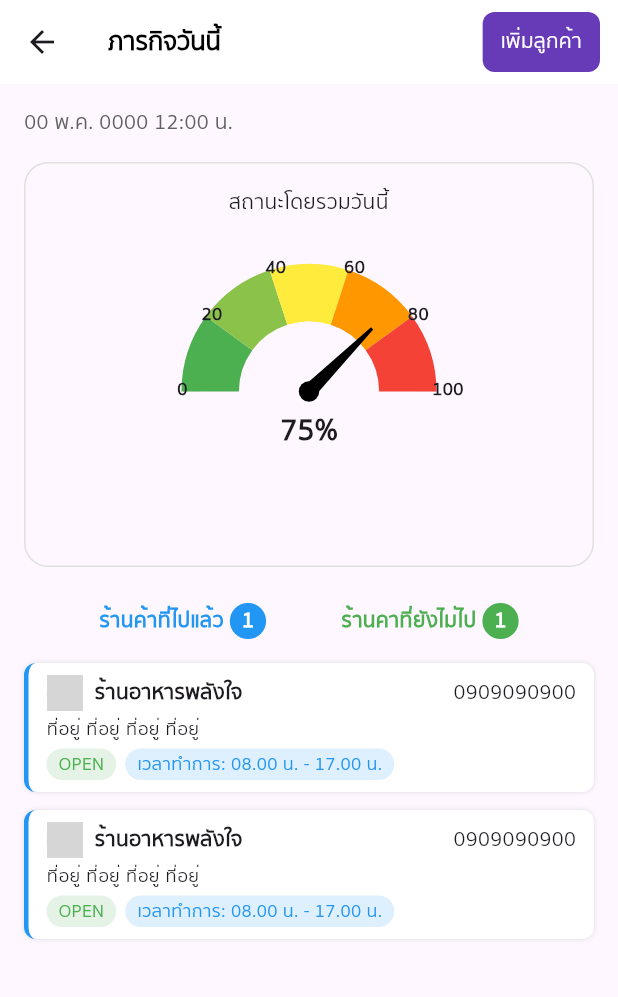
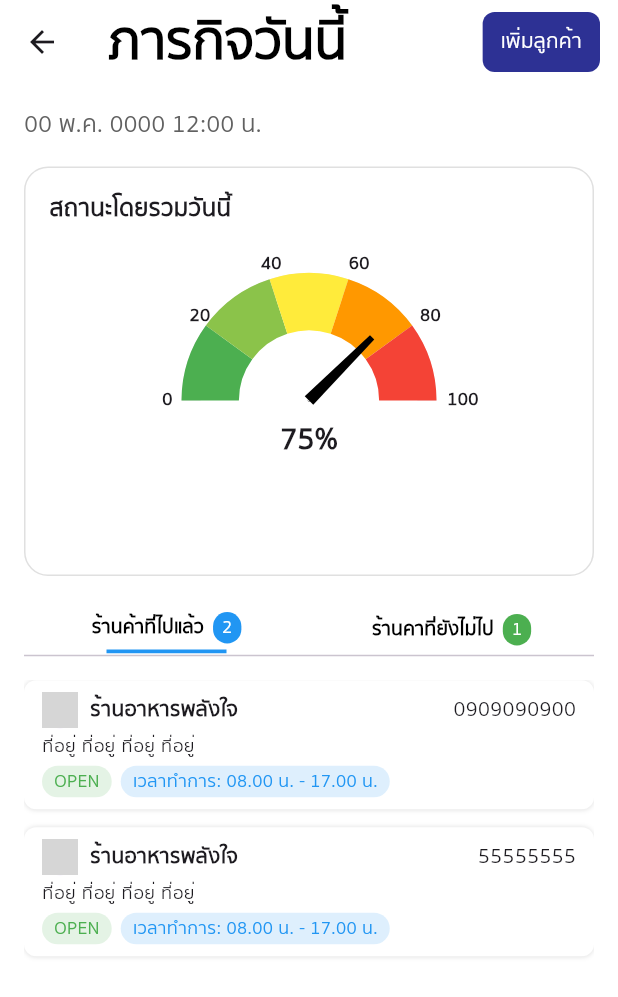
Before and after one commit to AshaTechCorporation/ksice, a Flutter app: the HomePage screen opened directly, on a phone screen of 412 x 824 dp. Shown: the top 997 px of the screen. Run offline on Flutter 3.47's test engine with Material 3 defaults, Android fonts, the phone set to English and light mode, and no system bars; drawn by our look-alikes of syncfusion_flutter_gauges; our stand-ins replace geolocator, google_maps_flutter, image_picker, shared_preferences; accounts and stored records are empty; network calls fail; grey boxes are pictures that could not be loaded.

Commit message:
edit homePage

```diff
--- a/lib/employee/home/homePage.dart
+++ b/lib/employee/home/homePage.dart
@@ -1,5 +1,6 @@
 import 'dart:math';
 import 'package:flutter/material.dart';
+import 'package:ksice/constants.dart';
 import 'package:ksice/employee/home/customerPage.dart';
 import 'package:syncfusion_flutter_gauges/gauges.dart';
 
@@ -10,100 +11,145 @@ class HomePage extends StatefulWidget {
   State<HomePage> createState() => _HomePageState();
 }
 
-class _HomePageState extends State<HomePage> {
+class _HomePageState extends State<HomePage> with TickerProviderStateMixin {
   final double progressValue = 75.0;
+  late TabController _tabController;
 
-  Widget _label(String text) {
-    return Text(
-      text,
-      style: const TextStyle(
-        fontSize: 12,
-        fontWeight: FontWeight.w500,
-        color: Colors.black87,
-      ),
-    );
+  @override
+  void initState() {
+    _tabController = TabController(length: 2, vsync: this);
+    super.initState();
   }
 
   @override
   Widget build(BuildContext context) {
-    final size = MediaQuery.of(context).size;
-
     return Scaffold(
+      backgroundColor: Colors.white,
       appBar: AppBar(
         backgroundColor: Colors.white,
         elevation: 0,
-        title: Text(
+        title: const Text(
           'ภารกิจวันนี้',
-          style: TextStyle(color: Colors.black, fontWeight: FontWeight.bold),
+          style: TextStyle(
+            color: Colors.black,
+            fontWeight: FontWeight.bold,
+            fontSize: 36,
+          ),
         ),
         actions: [
           TextButton(
             onPressed: () {
-              Navigator.push(context, MaterialPageRoute(builder: (context)=>CustomerPage()));
+              Navigator.push(context, MaterialPageRoute(builder: (_) => CustomerPage()));
             },
             style: TextButton.styleFrom(
-              backgroundColor: Colors.deepPurple,
-              shape: RoundedRectangleBorder(
-                borderRadius: BorderRadius.circular(8),
+              backgroundColor: buttonColor,
+              shape: RoundedRectangleBorder(borderRadius: BorderRadius.circular(8)),
             ),
+            child: const Text('เพิ่มลูกค้า', style: TextStyle(color: Colors.white)),
           ),
-            child: Text(
-              'เพิ่มลูกค้า',
-              style: TextStyle(color: Colors.white),
-            ),
-          ),
-          SizedBox(width: 12),
+          const SizedBox(width: 12),
         ],
       ),
       body: SingleChildScrollView(
-        padding: EdgeInsets.all(16),
+        padding: const EdgeInsets.all(16),
         child: Column(
+          crossAxisAlignment: CrossAxisAlignment.start,
           children: [
-            Align(
-              alignment: Alignment.centerLeft,
-              child: Text(
-                '00 พ.ค. 0000 12:00 น.',
-                style: TextStyle(color: Colors.grey[700]),
-              ),
-            ),
-            SizedBox(height: 16),
+            Text('00 พ.ค. 0000 12:00 น.', style: TextStyle(color: Colors.grey[700], fontSize: 16)),
+            const SizedBox(height: 16),
 
-            // 📊 กราฟ speed meter
+            // กราฟสถานะ
             Container(
               width: double.infinity,
-              padding: EdgeInsets.all(16),
+              padding: const EdgeInsets.all(16),
               decoration: BoxDecoration(
                 border: Border.all(color: Colors.grey.shade300),
                 borderRadius: BorderRadius.circular(16),
               ),
               child: Column(
+                crossAxisAlignment: CrossAxisAlignment.start,
                 children: [
-                  Text('สถานะโดยรวมวันนี้'),
-                  SizedBox(height: 16),
+                  const Text('สถานะโดยรวมวันนี้',
+                      style: TextStyle(fontWeight: FontWeight.bold, fontSize: 16)),
+                  const SizedBox(height: 16),
                   _buildGaugeWithLabels(),
                 ],
               ),
             ),
 
-            SizedBox(height: 24),
+            const SizedBox(height: 24),
 
-            // 🟣 สถานะร้านค้า
-            Row(
-              mainAxisAlignment: MainAxisAlignment.spaceEvenly,
+            // แท็บร้านค้า
+            Container(
+              decoration: BoxDecoration(
+                color: Colors.white,
+                borderRadius: BorderRadius.circular(30),
+              ),
+              child: TabBar(
+                controller: _tabController,
+                indicatorColor: Colors.transparent,
+                tabs: [
+                  _customTab(true, 'ร้านค้าที่ไปแล้ว', 2, Colors.blue),
+                  _customTab(false, 'ร้านคาที่ยังไม่ไป', 1, Colors.green),
+                ],
+                onTap: (_) {
+                  setState(() {});
+                },
+              ),
+            ),
+
+            const SizedBox(height: 16),
+
+            // ข้อมูลร้านค้า
+            SizedBox(
+              height: 400,
+              child: TabBarView(
+                controller: _tabController,
                 children: [
-                _buildStatus('ร้านค้าที่ไปแล้ว', 1, Colors.blue),
-                _buildStatus('ร้านคาที่ยังไม่ไป', 1, Colors.green),
+                  Column(
+                    children: [
+                      _buildShopItem('ร้านอาหารพลังใจ', 'ที่อยู่ ที่อยู่ ที่อยู่ ที่อยู่', '0909090900'),
+                      _buildShopItem('ร้านอาหารพลังใจ', 'ที่อยู่ ที่อยู่ ที่อยู่ ที่อยู่', '55555555'),
                     ],
                   ),
-
-            SizedBox(height: 16),
-
-            // 🧾 รายการร้านค้า
-            _buildShopItem('ร้านอาหารพลังใจ', 'ที่อยู่ ที่อยู่ ที่อยู่ ที่อยู่', '0909090900'),
-            _buildShopItem('ร้านอาหารพลังใจ', 'ที่อยู่ ที่อยู่ ที่อยู่ ที่อยู่', '0909090900'),
+                  const Center(child: Text('ยังไม่มีข้อมูล')),
+                ],
+              ),
+            )
           ],
         ),
       ),
+    );
+  }
+
+  Widget _customTab(bool isActive, String title, int count, Color color) {
+    final currentIndex = _tabController.index;
+    final index = title.contains('ไปแล้ว') ? 0 : 1;
+    final active = currentIndex == index;
+
+    return Column(
+      mainAxisSize: MainAxisSize.min,
+      children: [
+        Row(
+          mainAxisSize: MainAxisSize.min,
+          children: [
+            Text(title, style: const TextStyle(fontWeight: FontWeight.bold, fontSize: 13, color: Colors.black)),
+            const SizedBox(width: 6),
+            Container(
+              padding: const EdgeInsets.symmetric(horizontal: 6, vertical: 2),
+              decoration: BoxDecoration(color: color, borderRadius: BorderRadius.circular(20)),
+              child: Text('$count', style: const TextStyle(color: Colors.white, fontSize: 12)),
+            ),
+          ],
+        ),
+        const SizedBox(height: 4),
+        if (active)
+          Container(
+            height: 2.5,
+            width: 80,
+            color: color,
+          ),
+      ],
     );
   }
 
@@ -114,7 +160,6 @@ class _HomePageState extends State<HomePage> {
     child: Stack(
       alignment: Alignment.center,
       children: [
-          SizedBox(height: 20,),
         SfRadialGauge(
           axes: <RadialAxis>[
             RadialAxis(
@@ -129,12 +174,12 @@ class _HomePageState extends State<HomePage> {
                 thickness: 0.15,
                 thicknessUnit: GaugeSizeUnit.factor,
               ),
-                ranges: <GaugeRange>[
-                  GaugeRange(startValue: 0, endValue: 20, color: Colors.green, startWidth: 0.45, endWidth: 0.45, sizeUnit: GaugeSizeUnit.factor),
-                  GaugeRange(startValue: 20, endValue: 40, color: Colors.lightGreen, startWidth: 0.45, endWidth: 0.45, sizeUnit: GaugeSizeUnit.factor),
-                  GaugeRange(startValue: 40, endValue: 60, color: Colors.yellow, startWidth: 0.45, endWidth: 0.45, sizeUnit: GaugeSizeUnit.factor),
-                  GaugeRange(startValue: 60, endValue: 80, color: Colors.orange, startWidth: 0.45, endWidth: 0.45, sizeUnit: GaugeSizeUnit.factor),
-                  GaugeRange(startValue: 80, endValue: 100, color: Colors.red, startWidth: 0.45, endWidth: 0.45, sizeUnit: GaugeSizeUnit.factor),
+              ranges: [
+                _gaugeRange(0, 20, Colors.green),
+                _gaugeRange(20, 40, Colors.lightGreen),
+                _gaugeRange(40, 60, Colors.yellow),
+                _gaugeRange(60, 80, Colors.orange),
+                _gaugeRange(80, 100, Colors.red),
               ],
               pointers: <GaugePointer>[
                 NeedlePointer(
@@ -143,10 +188,15 @@ class _HomePageState extends State<HomePage> {
                   animationDuration: 800,
                   needleLength: 0.7,
                   lengthUnit: GaugeSizeUnit.factor,
-                    needleStartWidth: 1,
-                    needleEndWidth: 5,
+                  needleStartWidth: 2, // ✅ ปรับให้หนาขึ้น
+                  needleEndWidth: 4,
                   needleColor: Colors.black,
-                    knobStyle: const KnobStyle(color: Colors.black),
+                  knobStyle: const KnobStyle(
+                    color: Colors.black,
+                    borderColor: Colors.black,
+                    borderWidth: 1.5,
+                    sizeUnit: GaugeSizeUnit.logicalPixel,
+                  ),
                 ),
               ],
               annotations: <GaugeAnnotation>[
@@ -155,34 +205,46 @@ class _HomePageState extends State<HomePage> {
                   positionFactor: 0.3,
                   widget: Text(
                     '${progressValue.toInt()}%',
-                      style: const TextStyle(fontSize: 20, fontWeight: FontWeight.bold),
+                    style: const TextStyle(
+                        fontSize: 20, fontWeight: FontWeight.bold),
                   ),
                 ),
               ],
-
             ),
           ],
         ),
-          ..._buildOverlayLabels(),
+        ..._buildOverlayLabels(), // ✅ ตัวเลขบนเส้น
       ],
     ),
   );
 }
 
+// 🔧 เพิ่มแยก Range สีพร้อม border
+GaugeRange _gaugeRange(double start, double end, Color color) {
+  return GaugeRange(
+    startValue: start,
+    endValue: end,
+    color: color,
+    sizeUnit: GaugeSizeUnit.factor,
+    startWidth: 0.45,
+    endWidth: 0.45,
+  );
+}
+
 List<Widget> _buildOverlayLabels() {
   List<int> values = [0, 20, 40, 60, 80, 100];
-  double radius = 85; // ปรับให้พอดีกับวง
-  double centerX = 180; // กลางของ SizedBox width: 360
-  double centerY = 100; // กลางของ SizedBox height: 200
+  double radius = 95; // ✅ ขยับให้อยู่บนโค้ง
+  double centerX = 180;
+  double centerY = 100;
 
   return values.map((v) {
-    double angle = 180 - (v / 100 * 180); // วางตามครึ่งวงกลมด้านบน
+    double angle = 180 - (v / 100 * 180);
     double x = radius * cos(angle * pi / 180);
     double y = radius * sin(angle * pi / 180);
 
     return Positioned(
-      left: centerX + x - 10, // -10 เพื่อให้เลขอยู่ตรงกลาง
-      top: centerY - y - 10,   // -8 เพื่อไม่ให้โดนตัดขอบล่าง
+      left: centerX + x - 10,
+      top: centerY - y - 9,
       child: Text(
         '$v',
         style: const TextStyle(fontSize: 12, fontWeight: FontWeight.bold),
@@ -192,52 +254,15 @@ class _HomePageState extends State<HomePage> {
 }
 
 
-
-  // List<Widget> _buildOverlayLabels() {
-  //   List<int> values = [0, 20, 40, 60, 80, 100];
-  //   return values.map((v) {
-  //     double angle = 182 - (v / 100 * 180);
-  //     double radius = 121;
-  //     double x = radius * cos(angle * pi / 180);
-  //     double y = radius * sin(angle * pi / 185);
-
-  //     return Positioned(
-  //       left: 170 + x,
-  //       top: 110 - y,
-  //       child: Text(
-  //         '$v',
-  //         style: const TextStyle(fontSize: 12, fontWeight: FontWeight.bold),
-  //       ),
-  //     );
-  //   }).toList();
-  // }
-
-  Widget _buildStatus(String title, int count, Color color) {
-    return Row(
-      children: [
-        Text(title, style: TextStyle(color: color, fontWeight: FontWeight.w600)),
-        SizedBox(width: 4),
-        Container(
-          padding: EdgeInsets.symmetric(horizontal: 8, vertical: 2),
-          decoration: BoxDecoration(color: color, borderRadius: BorderRadius.circular(20)),
-          child: Text(
-            '$count',
-            style: TextStyle(color: Colors.white, fontWeight: FontWeight.bold),
-          ),
-        ),
-      ],
-    );
-  }
-
   Widget _buildShopItem(String name, String address, String phone) {
     return Container(
       margin: EdgeInsets.only(bottom: 12),
       padding: EdgeInsets.symmetric(horizontal: 12, vertical: 8),
       decoration: BoxDecoration(
         color: Colors.white,
-        border: Border(
-          left: BorderSide(color: Colors.blue, width: 3),
-        ),
+        // border: Border(
+        //   left: BorderSide(color: Colors.blue, width: 3),
+        // ),
         boxShadow: [BoxShadow(color: Colors.black12, blurRadius: 2)],
         borderRadius: BorderRadius.circular(8),
       ),
@@ -251,9 +276,7 @@ class _HomePageState extends State<HomePage> {
                 backgroundImage: NetworkImage('https://cdn-icons-png.flaticon.com/512/3075/3075977.png'),
               ),
               SizedBox(width: 8),
-              Expanded(
-                child: Text(name, style: TextStyle(fontWeight: FontWeight.bold)),
-              ),
+              Expanded(child: Text(name, style: TextStyle(fontWeight: FontWeight.bold))),
               Text(phone),
             ],
           ),
@@ -274,7 +297,7 @@ class _HomePageState extends State<HomePage> {
 
   Widget _buildTag(String text, Color color) {
     return Container(
-      padding: EdgeInsets.symmetric(horizontal: 8, vertical: 2),
+      padding: const EdgeInsets.symmetric(horizontal: 8, vertical: 2),
       decoration: BoxDecoration(
         color: color.withOpacity(0.15),
         borderRadius: BorderRadius.circular(12),
```
Lines whose indentation alone changed are shown as unchanged.
